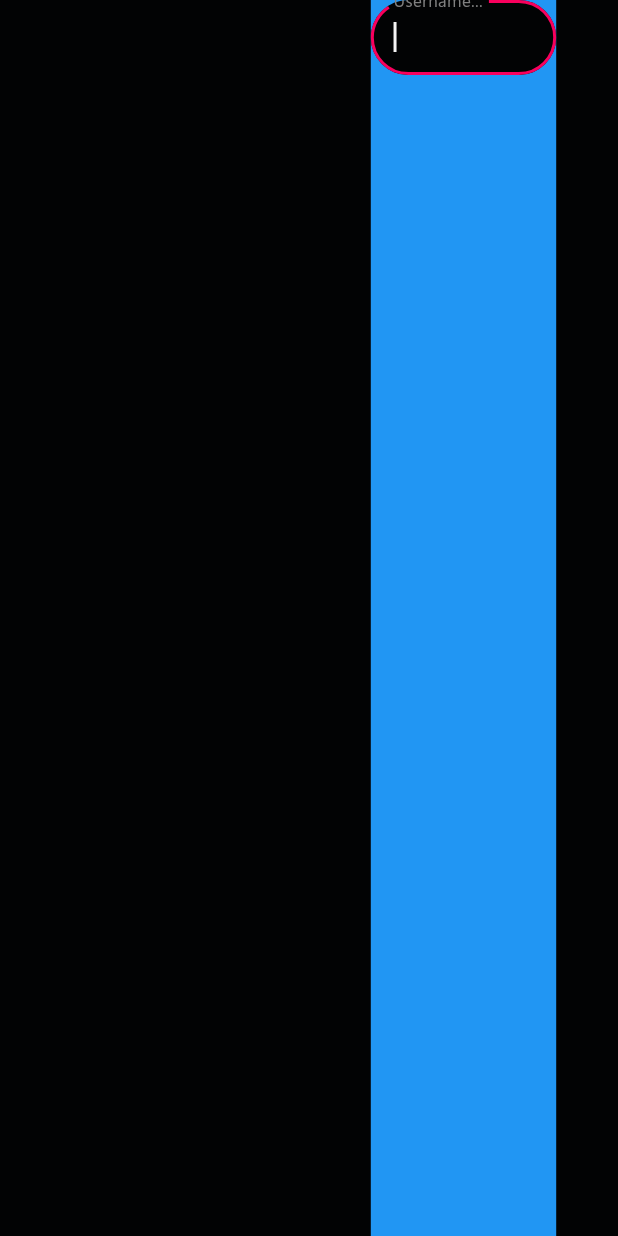
After one commit to Nico104/uidraft1, a Flutter app: the WordSearchTest screen opened by its route, on a phone screen of 412 x 824 dp. The commit adds this screen. Run offline on Flutter 3.47's test engine with Material 2 defaults, Android fonts, the phone set to English and light mode, and no system bars; our stand-ins replace beamer, dotted_border, easy_debounce, file_picker, get, readmore and 4 more; missing offline and left inert: dart:html, dart:js, flutter_dropzone, syncfusion_flutter_core; accounts and stored records are empty; network calls fail.

Commit message:
wordsearch1

```diff
--- a/lib/beamer/location_builders.dart
+++ b/lib/beamer/location_builders.dart
@@ -3,6 +3,7 @@ import 'package:beamer/beamer.dart';
 import 'package:get/get_connect/http/src/utils/utils.dart';
 import 'package:uidraft1/admin%20tools/create_tag.dart';
 import 'package:uidraft1/error/error_feed_widget.dart';
+import 'package:uidraft1/justtest/wordsearch_test.dart';
 import 'package:uidraft1/main.dart';
 import 'package:uidraft1/screens/auth/auth_screen.dart';
 import 'package:uidraft1/screens/auth/change_password_screen.dart';
@@ -185,13 +186,10 @@ final simpleLocationBuilder = SimpleLocationBuilder(
       }
     },
 
-    // 'SliderXlider': (context, state) => BeamPage(
-    //       key: const ValueKey('SliderXlider'),
-    //       title: 'SliderXlider',
-    //       child: SliderXlider(
-    //         title: 'yo',
-    //       ),
-    //     ),
+    'wordsearch': (context, state) => BeamPage(
+        key: const ValueKey('SliderXlider'),
+        title: 'SliderXlider',
+        child: const WordSearchTest()),
 
     // 'auth': (context, state) => BeamPage(
     //       key: const ValueKey('auth'),
--- /dev/null
+++ b/lib/justtest/wordsearch_test.dart
@@ -0,0 +1,113 @@
+import 'package:flutter/material.dart';
+import 'package:uidraft1/utils/constants/custom_color_scheme.dart';
+
+class WordSearchTest extends StatefulWidget {
+  const WordSearchTest({Key? key}) : super(key: key);
+
+  @override
+  _WordSearchTestState createState() => _WordSearchTestState();
+}
+
+class _WordSearchTestState extends State<WordSearchTest> {
+  double _width = 100;
+
+  @override
+  Widget build(BuildContext context) {
+    return Material(
+        child: Row(
+      children: [
+        Flexible(
+            flex: 6,
+            child: Container(
+              color: Colors.transparent,
+            )),
+        Flexible(
+            flex: 3,
+            child: InkWell(
+              onTap: () => setState(() {
+                if (_width == 100) {
+                  _width = 200;
+                } else {
+                  _width = 100;
+                }
+              }),
+              child: Container(
+                color: Colors.blue,
+                child: Column(
+                  children: [
+                    //TextFormfield
+                    AnimatedSize(
+                      duration: const Duration(milliseconds: 200),
+                      // reverseDuration: const Duration(milliseconds: 200),
+                      // width: _width,
+                      child: TextFormField(
+                        autofocus: true,
+                        // controller: _usernameTextController,
+                        style: const TextStyle(
+                            fontSize: 15,
+                            fontFamily: 'Segoe UI',
+                            letterSpacing: 0.3),
+                        cursorColor:
+                            Theme.of(context).colorScheme.textInputCursorColor,
+                        decoration: InputDecoration(
+                          enabledBorder: OutlineInputBorder(
+                            borderSide: BorderSide(
+                                color: Theme.of(context).colorScheme.brandColor,
+                                width: 0.5),
+                            borderRadius: BorderRadius.circular(30.0),
+                          ),
+                          focusedBorder: OutlineInputBorder(
+                            borderSide: BorderSide(
+                                color: Theme.of(context).colorScheme.brandColor,
+                                width: 2),
+                            borderRadius: BorderRadius.circular(30.0),
+                          ),
+                          filled: true,
+                          fillColor: Theme.of(context).canvasColor,
+                          labelText: 'Username...',
+                          labelStyle: TextStyle(
+                              fontFamily: 'Segoe UI',
+                              fontSize: 15,
+                              color: Theme.of(context)
+                                  .colorScheme
+                                  .searchBarTextColor),
+                          isDense: true,
+                          contentPadding: const EdgeInsets.only(
+                              bottom: 15, top: 15, left: 15, right: 10),
+                          //Error
+                          errorBorder: OutlineInputBorder(
+                            borderSide:
+                                const BorderSide(color: Colors.red, width: 1),
+                            borderRadius: BorderRadius.circular(30.0),
+                          ),
+                          focusedErrorBorder: OutlineInputBorder(
+                            borderSide:
+                                const BorderSide(color: Colors.red, width: 3),
+                            borderRadius: BorderRadius.circular(30.0),
+                          ),
+                          errorStyle: const TextStyle(
+                              fontSize: 14.0, fontFamily: 'Segoe UI'),
+                        ),
+                        validator: (value) {
+                          //check if username exists
+                          if (value == null || value.isEmpty) {
+                            return 'You may enter your username, sir';
+                          }
+                          return null;
+                        },
+                      ),
+                    ),
+                    Expanded(child: ListView())
+                  ],
+                ),
+              ),
+            )),
+        Flexible(
+            flex: 1,
+            child: Container(
+              color: Colors.transparent,
+            )),
+      ],
+    ));
+  }
+}
```
